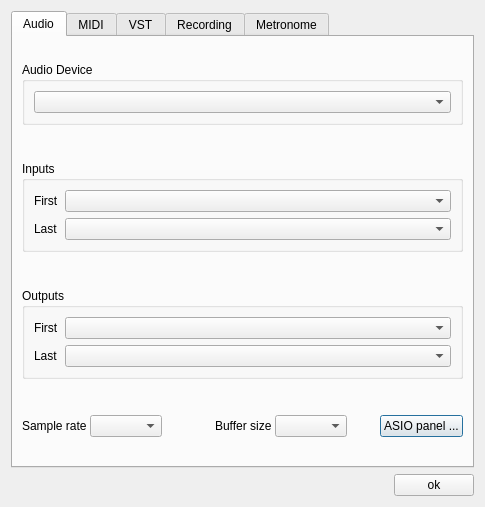
elieserdejesus/JamTaba, file src/Common/gui/PreferencesDialog.ui: the form before one commit.
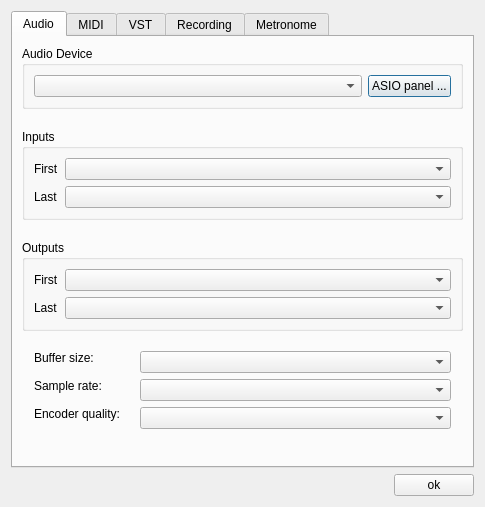
The form after the commit. The open tabs and pages were chosen to show the change.

Commit message:
Allowing custom vorbis encoder quality (#460) close #456
- Allowing custom vorbis encoder quality in .json config file

- Sanitizing json values in range [-0.1, 3]

- Adding GUI to choose encoder quality

The edit to the form file:
```diff
--- a/src/Common/gui/PreferencesDialog.ui
+++ b/src/Common/gui/PreferencesDialog.ui
@@ -23,7 +23,7 @@
       <attribute name="title">
        <string>Audio</string>
       </attribute>
-      <layout class="QVBoxLayout" name="verticalLayout_2" stretch="1,1,1,1">
+      <layout class="QVBoxLayout" name="verticalLayout_2" stretch="1,1,1,1,0">
        <property name="spacing">
         <number>20</number>
        </property>
@@ -38,29 +38,30 @@
          <property name="title">
           <string>Audio Device</string>
          </property>
-         <layout class="QHBoxLayout" name="deviceLayout" stretch="0">
+         <layout class="QHBoxLayout" name="deviceLayout" stretch="0,0">
           <property name="spacing">
            <number>6</number>
           </property>
           <item alignment="Qt::AlignVCenter">
            <widget class="QComboBox" name="comboAudioDevice">
             <property name="sizePolicy">
-             <sizepolicy hsizetype="Expanding" vsizetype="Fixed">
+             <sizepolicy hsizetype="Preferred" vsizetype="Fixed">
+              <horstretch>1</horstretch>
+              <verstretch>0</verstretch>
+             </sizepolicy>
+            </property>
+           </widget>
+          </item>
+          <item>
+           <widget class="QPushButton" name="buttonControlPanel">
+            <property name="sizePolicy">
+             <sizepolicy hsizetype="Minimum" vsizetype="Maximum">
               <horstretch>0</horstretch>
               <verstretch>0</verstretch>
              </sizepolicy>
             </property>
-            <property name="minimumSize">
-             <size>
-              <width>0</width>
-              <height>0</height>
-             </size>
-            </property>
-            <property name="sizeIncrement">
-             <size>
-              <width>0</width>
-              <height>0</height>
-             </size>
+            <property name="text">
+             <string>ASIO panel ...</string>
             </property>
            </widget>
           </item>
@@ -149,69 +150,30 @@
         </widget>
        </item>
        <item>
-        <layout class="QHBoxLayout" name="sampleRateBfferSizeLayout">
-         <property name="spacing">
-          <number>3</number>
+        <layout class="QFormLayout" name="formLayout">
+         <property name="verticalSpacing">
+          <number>6</number>
          </property>
-         <item>
-          <widget class="QLabel" name="sampleRateLabel">
-           <property name="sizePolicy">
-            <sizepolicy hsizetype="Preferred" vsizetype="Maximum">
-             <horstretch>0</horstretch>
-             <verstretch>0</verstretch>
-            </sizepolicy>
-           </property>
-           <property name="text">
-            <string>Sample rate</string>
-           </property>
-          </widget>
-         </item>
-         <item>
-          <widget class="QComboBox" name="comboSampleRate">
-           <property name="sizePolicy">
-            <sizepolicy hsizetype="Preferred" vsizetype="Maximum">
-             <horstretch>0</horstretch>
-             <verstretch>0</verstretch>
-            </sizepolicy>
-           </property>
-          </widget>
-         </item>
-         <item>
-          <spacer name="sampleRateBufferSizeSpacer">
-           <property name="sizePolicy">
-            <sizepolicy hsizetype="Expanding" vsizetype="Minimum">
-             <horstretch>0</horstretch>
-             <verstretch>0</verstretch>
-            </sizepolicy>
-           </property>
-           <property name="orientation">
-            <enum>Qt::Horizontal</enum>
-           </property>
-           <property name="sizeType">
-            <enum>QSizePolicy::Expanding</enum>
-           </property>
-           <property name="sizeHint" stdset="0">
-            <size>
-             <width>0</width>
-             <height>0</height>
-            </size>
-           </property>
-          </spacer>
-         </item>
-         <item>
+         <property name="leftMargin">
+          <number>12</number>
+         </property>
+         <property name="rightMargin">
+          <number>12</number>
+         </property>
+         <item row="0" column="0">
           <widget class="QLabel" name="bufferSizeLabel">
            <property name="sizePolicy">
-            <sizepolicy hsizetype="Minimum" vsizetype="Maximum">
+            <sizepolicy hsizetype="Preferred" vsizetype="Maximum">
              <horstretch>0</horstretch>
              <verstretch>0</verstretch>
             </sizepolicy>
            </property>
            <property name="text">
-            <string>Buffer size</string>
+            <string>Buffer size:</string>
            </property>
           </widget>
          </item>
-         <item>
+         <item row="0" column="1">
           <widget class="QComboBox" name="comboBufferSize">
            <property name="sizePolicy">
             <sizepolicy hsizetype="Preferred" vsizetype="Maximum">
@@ -221,43 +183,70 @@
            </property>
           </widget>
          </item>
-         <item>
-          <spacer name="horizontalSpacer_3">
+         <item row="1" column="0">
+          <widget class="QLabel" name="sampleRateLabel">
            <property name="sizePolicy">
-            <sizepolicy hsizetype="Fixed" vsizetype="Minimum">
+            <sizepolicy hsizetype="Preferred" vsizetype="Maximum">
              <horstretch>0</horstretch>
              <verstretch>0</verstretch>
             </sizepolicy>
            </property>
-           <property name="orientation">
-            <enum>Qt::Horizontal</enum>
+           <property name="text">
+            <string>Sample rate:</string>
            </property>
-           <property name="sizeType">
-            <enum>QSizePolicy::Fixed</enum>
+          </widget>
+         </item>
+         <item row="1" column="1">
+          <widget class="QComboBox" name="comboSampleRate">
+           <property name="sizePolicy">
+            <sizepolicy hsizetype="Preferred" vsizetype="Maximum">
+             <horstretch>0</horstretch>
+             <verstretch>0</verstretch>
+            </sizepolicy>
            </property>
-           <property name="sizeHint" stdset="0">
-            <size>
-             <width>30</width>
-             <height>20</height>
-            </size>
-           </property>
-          </spacer>
+          </widget>
          </item>
-         <item>
-          <widget class="QPushButton" name="buttonControlPanel">
+         <item row="2" column="0">
+          <widget class="QLabel" name="labelEncoderQuality">
            <property name="sizePolicy">
-            <sizepolicy hsizetype="Minimum" vsizetype="Maximum">
+            <sizepolicy hsizetype="Preferred" vsizetype="Maximum">
              <horstretch>0</horstretch>
              <verstretch>0</verstretch>
             </sizepolicy>
            </property>
            <property name="text">
-            <string>ASIO panel ...</string>
+            <string>Encoder quality:</string>
+           </property>
+          </widget>
+         </item>
+         <item row="2" column="1">
+          <widget class="QComboBox" name="comboBoxEncoderQuality">
+           <property name="sizePolicy">
+            <sizepolicy hsizetype="Preferred" vsizetype="Maximum">
+             <horstretch>0</horstretch>
+             <verstretch>0</verstretch>
+            </sizepolicy>
            </property>
           </widget>
          </item>
         </layout>
        </item>
+       <item>
+        <spacer name="verticalSpacer_4">
+         <property name="orientation">
+          <enum>Qt::Vertical</enum>
+         </property>
+         <property name="sizeType">
+          <enum>QSizePolicy::MinimumExpanding</enum>
+         </property>
+         <property name="sizeHint" stdset="0">
+          <size>
+           <width>0</width>
+           <height>20</height>
+          </size>
+         </property>
+        </spacer>
+       </item>
       </layout>
      </widget>
      <widget class="QWidget" name="tabMidi">
```
Left out of the diff: 4 changed lines with no effect on the pictures. The commit also changes 11 other files.
